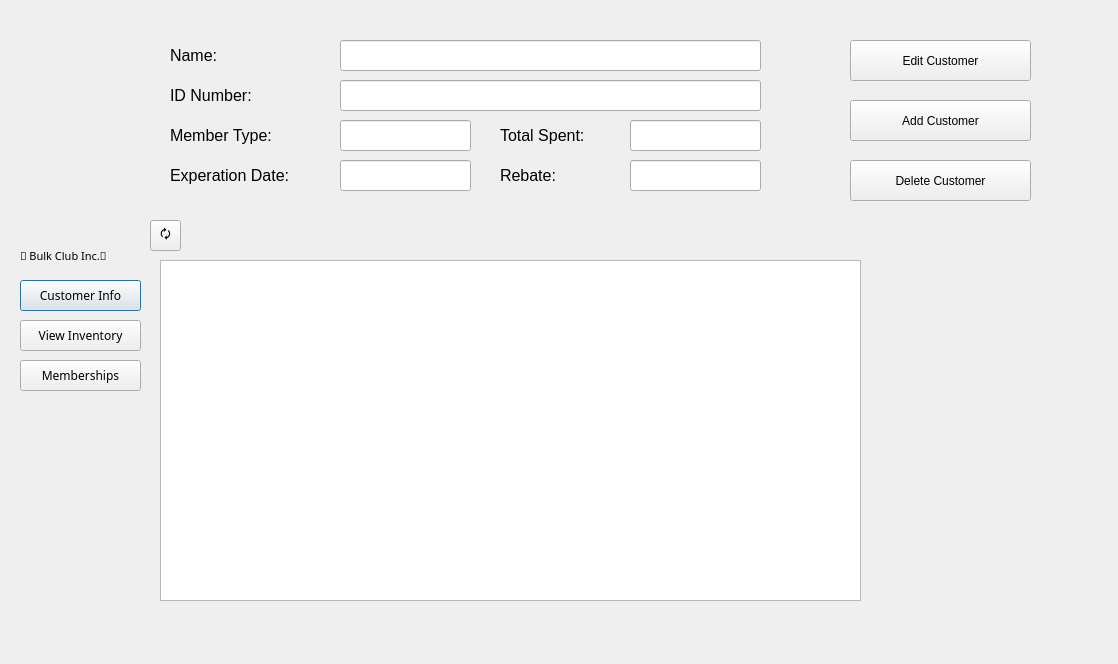
UnitedPuggs/The-Simps, file The-Simps/Admin.ui: the form before one commit.
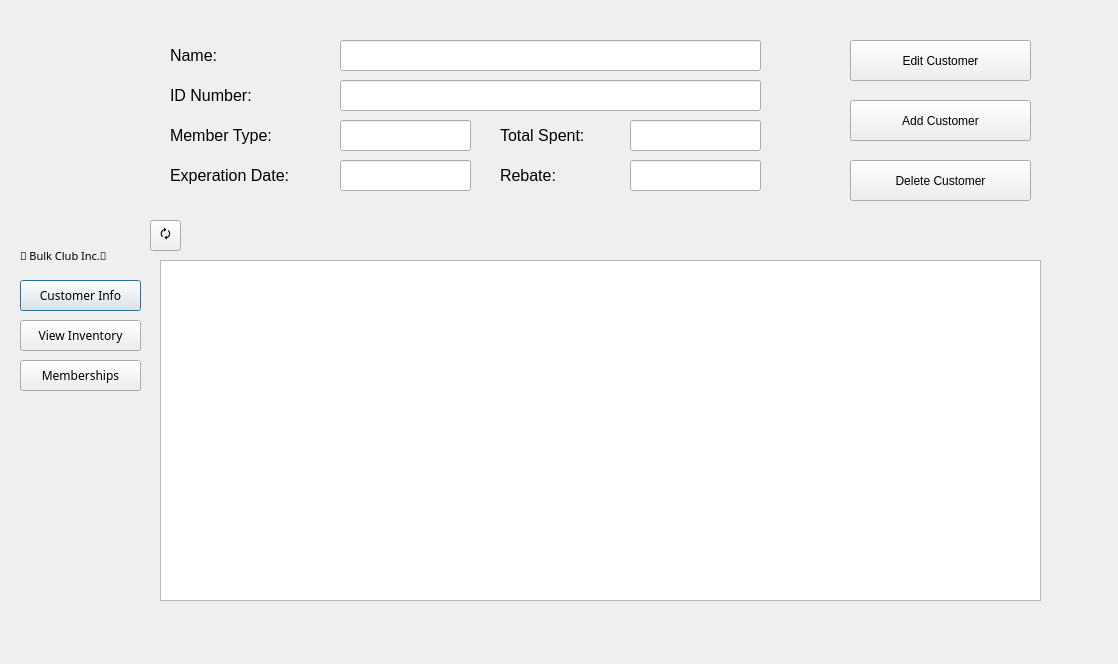
The form after the commit. The open tabs and pages were chosen to show the change.

Diff of the .ui file:
```diff
--- a/The-Simps/Admin.ui
+++ b/The-Simps/Admin.ui
@@ -95,7 +95,7 @@
       <rect>
        <x>10</x>
        <y>250</y>
-       <width>701</width>
+       <width>881</width>
        <height>341</height>
       </rect>
      </property>
```
Left out of the diff: 2 changed lines with no effect on the pictures.
